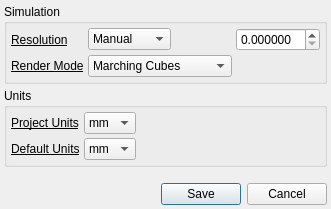
Qt form qt/settings_dialog.ui (CauldronDevelopmentLLC/CAMotics) before a commit.
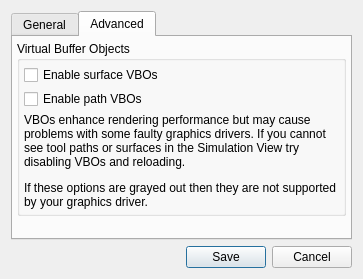
The same form after that commit. The open tabs and pages were chosen to show the change.

Commit message: Allow disabling VBOs

What changed in the file:
```diff
--- a/qt/settings_dialog.ui
+++ b/qt/settings_dialog.ui
@@ -6,14 +6,24 @@
    <rect>
     <x>0</x>
     <y>0</y>
-    <width>314</width>
-    <height>209</height>
+    <width>363</width>
+    <height>279</height>
    </rect>
   </property>
   <property name="windowTitle">
    <string>Settings</string>
   </property>
   <layout class="QVBoxLayout" name="verticalLayout_3">
+   <item>
+    <widget class="QTabWidget" name="tabWidget">
+     <property name="currentIndex">
+      <number>0</number>
+     </property>
+     <widget class="QWidget" name="tab">
+      <attribute name="title">
+       <string>General</string>
+      </attribute>
+      <layout class="QVBoxLayout" name="verticalLayout_4">
    <property name="spacing">
     <number>4</number>
    </property>
@@ -285,6 +295,99 @@
       </size>
      </property>
     </spacer>
+       </item>
+      </layout>
+     </widget>
+     <widget class="QWidget" name="tab_2">
+      <attribute name="title">
+       <string>Advanced</string>
+      </attribute>
+      <layout class="QVBoxLayout" name="verticalLayout_5">
+       <property name="spacing">
+        <number>4</number>
+       </property>
+       <property name="leftMargin">
+        <number>4</number>
+       </property>
+       <property name="topMargin">
+        <number>4</number>
+       </property>
+       <property name="rightMargin">
+        <number>4</number>
+       </property>
+       <property name="bottomMargin">
+        <number>4</number>
+       </property>
+       <item>
+        <widget class="QGroupBox" name="groupBox_3">
+         <property name="title">
+          <string>Virtual Buffer Objects</string>
+         </property>
+         <property name="flat">
+          <bool>false</bool>
+         </property>
+         <layout class="QVBoxLayout" name="verticalLayout_6">
+          <property name="spacing">
+           <number>4</number>
+          </property>
+          <property name="leftMargin">
+           <number>4</number>
+          </property>
+          <property name="topMargin">
+           <number>4</number>
+          </property>
+          <property name="rightMargin">
+           <number>4</number>
+          </property>
+          <property name="bottomMargin">
+           <number>4</number>
+          </property>
+          <item>
+           <widget class="QCheckBox" name="surfaceVBOsCheckBox">
+            <property name="text">
+             <string>Enable surface VBOs</string>
+            </property>
+           </widget>
+          </item>
+          <item>
+           <widget class="QCheckBox" name="pathVBOsCheckBox">
+            <property name="text">
+             <string>Enable path VBOs</string>
+            </property>
+           </widget>
+          </item>
+          <item>
+           <widget class="QLabel" name="label">
+            <property name="text">
+             <string>&lt;html&gt;&lt;head/&gt;&lt;body&gt;&lt;p&gt;VBOs enhance rendering performance but may cause problems with some faulty graphics drivers. If you cannot see tool paths or surfaces in the Simulation View try disabling VBOs and reloading.&lt;/p&gt;&lt;p&gt;If these options are grayed out then they are not supported by your graphics driver.&lt;/p&gt;&lt;/body&gt;&lt;/html&gt;</string>
+            </property>
+            <property name="textFormat">
+             <enum>Qt::RichText</enum>
+            </property>
+            <property name="wordWrap">
+             <bool>true</bool>
+            </property>
+           </widget>
+          </item>
+         </layout>
+        </widget>
+       </item>
+       <item>
+        <spacer name="verticalSpacer_2">
+         <property name="orientation">
+          <enum>Qt::Vertical</enum>
+         </property>
+         <property name="sizeHint" stdset="0">
+          <size>
+           <width>20</width>
+           <height>40</height>
+          </size>
+         </property>
+        </spacer>
+       </item>
+      </layout>
+     </widget>
+    </widget>
    </item>
    <item>
     <widget class="QDialogButtonBox" name="buttonBox">
```
Lines whose indentation alone changed are shown as unchanged. The commit also changes 20 other files.
